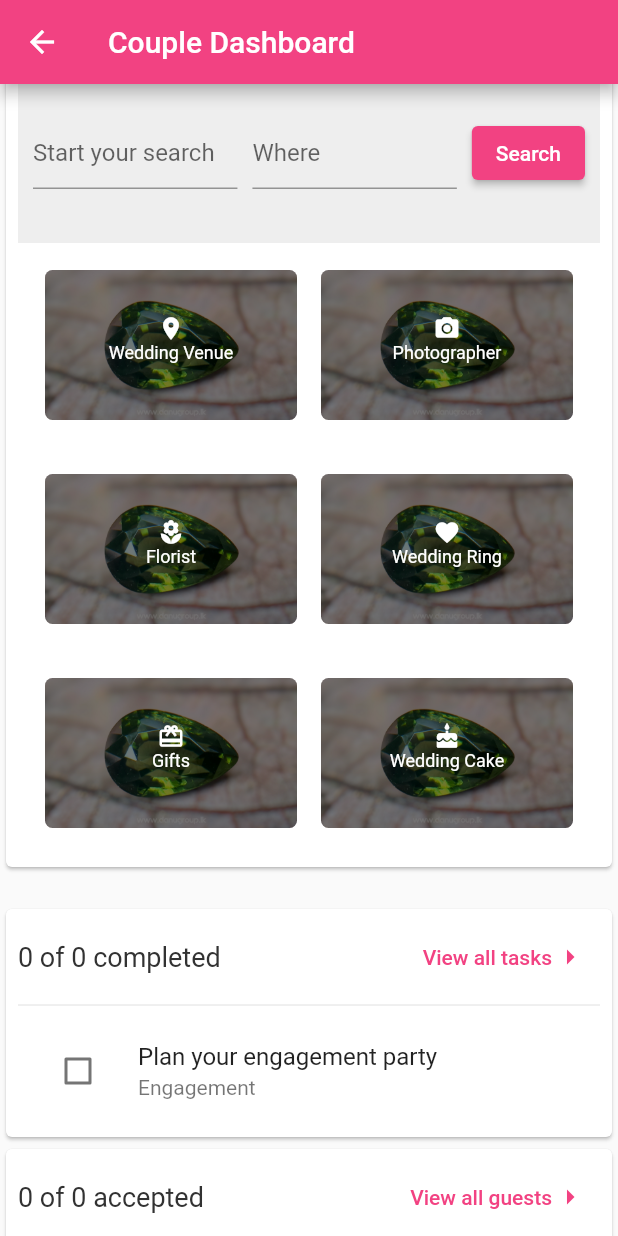
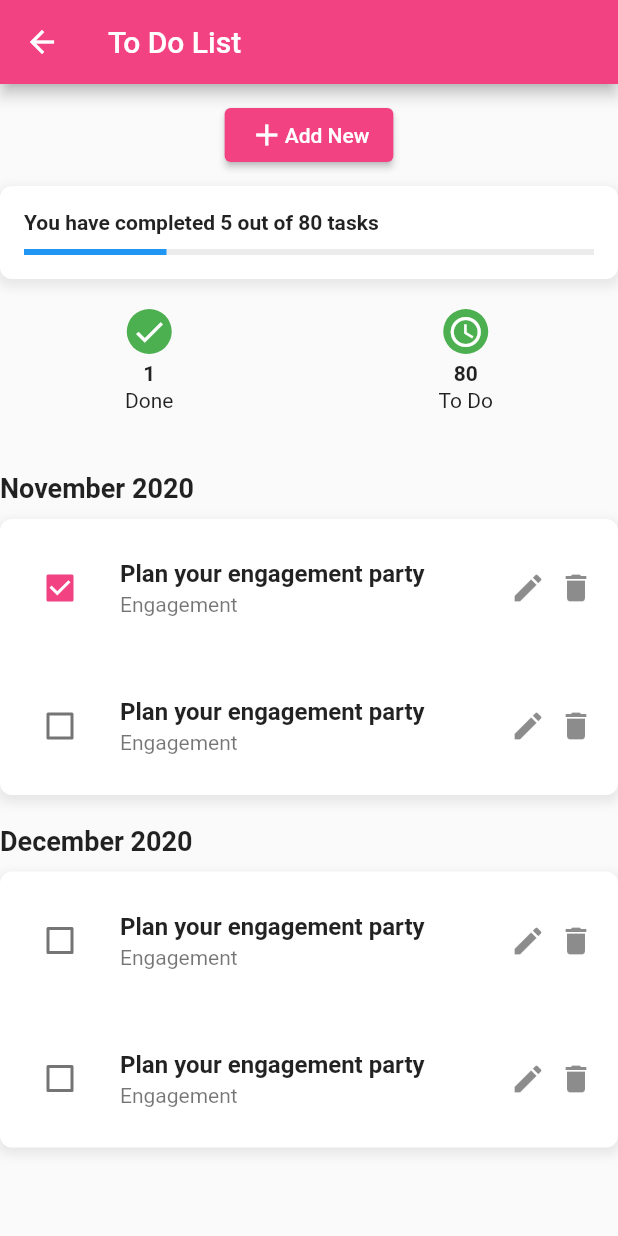
Before and after one commit to isurucentronixx/viwahaLk-mobile, a Flutter app: the CoupleDashboard screen opened by its route, scrolled down 576 dp, after a tap on "View all tasks", on a phone screen of 412 x 824 dp. Run offline on Flutter 3.47's test engine with Material 2 defaults, Android fonts, the phone set to English and light mode, and no system bars; our stand-ins replace auto_route, carousel_slider, dio, dropdown_search, flutter_rating_bar, flutter_riverpod and 6 more; missing offline and left inert: awesome_select, flutter_facebook_auth; accounts and stored records are empty; network calls fail.

Commit message:
checklist

```diff
--- /dev/null
+++ b/lib/models/dashboard/todo/todowidgets.dart
@@ -0,0 +1,149 @@
+import 'package:flutter/material.dart';
+
+class TodoDoneWidget extends StatelessWidget {
+  final IconData iconData;
+  final int count;
+  final String label;
+
+  const TodoDoneWidget({
+    super.key,
+    required this.iconData,
+    required this.count,
+    required this.label,
+  });
+
+  @override
+  Widget build(BuildContext context) {
+    return Column(
+      children: [
+        Container(
+          width: 30.0,
+          height: 30.0,
+          decoration: const BoxDecoration(
+            shape: BoxShape.circle,
+            color: Colors.green,
+          ),
+          child: Icon(
+            iconData,
+            color: Colors.white,
+          ),
+        ),
+        const SizedBox(height: 5.0),
+        Text(
+          count.toString(),
+          style: const TextStyle(
+            fontWeight: FontWeight.bold,
+          ),
+        ),
+        const SizedBox(height: 2.0),
+        Text(label),
+      ],
+    );
+  }
+}
+
+class TodoItem {
+  final String task;
+  final String category;
+  final String date;
+  final String status;
+
+  TodoItem({
+    required this.task,
+    required this.category,
+    required this.date,
+    required this.status,
+  });
+}
+
+class TodoListWidget extends StatelessWidget {
+  final String month;
+  final String year;
+  final List<TodoItem> todoItems;
+
+  const TodoListWidget({
+    super.key,
+    required this.month,
+    required this.year,
+    required this.todoItems,
+  });
+
+  @override
+  Widget build(BuildContext context) {
+    return Column(
+      children: [
+        Padding(
+          padding: const EdgeInsets.only(top: 20.0, bottom: 10.0),
+          child: Row(
+            children: [
+              Text(
+                '$month $year',
+                style: const TextStyle(
+                  fontSize: 18.0,
+                  fontWeight: FontWeight.bold,
+                ),
+              ),
+            ],
+          ),
+        ),
+        Container(
+          decoration: BoxDecoration(
+            color: Colors.white,
+            borderRadius: BorderRadius.circular(8.0),
+            boxShadow: [
+              BoxShadow(
+                color: Colors.grey.withOpacity(0.2),
+                spreadRadius: 2,
+                blurRadius: 5,
+                offset: const Offset(0, 3),
+              ),
+            ],
+          ),
+          child: ListView.builder(
+            shrinkWrap: true,
+            physics: const NeverScrollableScrollPhysics(),
+            itemCount: todoItems.length,
+            itemBuilder: (context, index) {
+              TodoItem item = todoItems[index];
+              return ListTile(
+                contentPadding: const EdgeInsets.symmetric(
+                    horizontal: 16.0, vertical: 10.0),
+                leading: Checkbox(
+                  value: item.status == 'Done',
+                  onChanged: (value) {
+                    // Handle checkbox value change
+                  },
+                ),
+                title: Text(
+                  item.task,
+                  style: const TextStyle(
+                    fontWeight: FontWeight.bold,
+                  ),
+                ),
+                subtitle: Text(item.category),
+                trailing: Row(
+                  mainAxisSize: MainAxisSize.min,
+                  children: [
+                    GestureDetector(
+                      onTap: () {
+                        // Edit action
+                      },
+                      child: const Icon(Icons.edit),
+                    ),
+                    const SizedBox(width: 8.0),
+                    GestureDetector(
+                      onTap: () {
+                        // Delete action
+                      },
+                      child: const Icon(Icons.delete),
+                    ),
+                  ],
+                ),
+              );
+            },
+          ),
+        ),
+      ],
+    );
+  }
+}
--- a/lib/models/menu_item.dart
+++ b/lib/models/menu_item.dart
@@ -63,6 +63,14 @@ class _DrawerMenuState extends State<DrawerMenu> {
                     AutoRouter.of(context).push(const CoupleDashboardRoute());
                   },
                 ),
+                ListTile(
+                  leading: const Icon(Icons.dashboard),
+                  title: const Text('Checklist'),
+                  onTap: () async {
+                    AutoRouter.of(context)
+                        .push(const CoupleDashboardToDoRoute());
+                  },
+                ),
                 const Divider(),
                 ListTile(
                   leading: const Icon(Icons.login),
--- a/lib/routes/router.dart
+++ b/lib/routes/router.dart
@@ -25,5 +25,8 @@ class AppRouter extends $AppRouter {
         // AutoRoute(page: FacebookLogin.page, path: "/facebookLogin"),
         AutoRoute(
             page: CoupleDashboardRoute.page, path: "/CoupleDashboardPage"),
+        AutoRoute(
+            page: CoupleDashboardToDoRoute.page,
+            path: "/CoupleDashboardToDoPage"),
       ];
 }
--- /dev/null
+++ b/lib/screens/dashboard/checklist.dart
@@ -0,0 +1,25 @@
+import 'package:flutter/material.dart';
+import 'package:viwaha_lk/screens/dashboard/checklist_view.dart';
+
+// Previously created views
+
+class CoupleDashboardToDoList extends StatelessWidget {
+  const CoupleDashboardToDoList({super.key});
+
+  @override
+  Widget build(BuildContext context) {
+    return Scaffold(
+      appBar: AppBar(
+        title: const Text('To Do List'),
+      ),
+      body: const SingleChildScrollView(
+        child: Column(
+          crossAxisAlignment: CrossAxisAlignment.stretch,
+          children: [
+            ToDoList(),
+          ],
+        ),
+      ),
+    );
+  }
+}
--- /dev/null
+++ b/lib/screens/dashboard/checklist_view.dart
@@ -0,0 +1,160 @@
+import 'package:flutter/material.dart';
+
+import '../../models/dashboard/todo/todowidgets.dart';
+
+class ToDoList extends StatelessWidget {
+  const ToDoList({super.key});
+
+  @override
+  Widget build(BuildContext context) {
+    return Column(
+      children: [
+        Container(
+          margin: const EdgeInsets.only(bottom: 20.0),
+          child: Column(
+            crossAxisAlignment: CrossAxisAlignment.stretch,
+            children: [
+              // Padding(
+              //   padding: const EdgeInsets.symmetric(vertical: 10.0),
+              //   child: Row(
+              //     mainAxisAlignment: MainAxisAlignment.spaceBetween,
+              //     children: [
+              //       const Text(
+              //         'My To Do List',
+              //         style: TextStyle(
+              //           fontSize: 24.0,
+              //           fontWeight: FontWeight.bold,
+              //         ),
+              //       ),
+              //       ElevatedButton(
+              //         onPressed: () {
+              //           // Add New To Do action
+              //         },
+              //         child: const Row(
+              //           children: [
+              //             Icon(Icons.add),
+              //             SizedBox(width: 5.0),
+              //             Text('Add New'),
+              //           ],
+              //         ),
+              //       ),
+              //     ],
+              //   ),
+              Padding(
+                padding: const EdgeInsets.symmetric(vertical: 10.0),
+                child: Row(
+                  mainAxisAlignment: MainAxisAlignment.center,
+                  children: [
+                    ElevatedButton(
+                      onPressed: () {
+                        // Add New To Do action
+                      },
+                      child: const Row(
+                        children: [
+                          Icon(Icons.add),
+                          // SizedBox(width: 5.0),
+                          Text('Add New'),
+                        ],
+                      ),
+                    ),
+                  ],
+                ),
+              ),
+              Container(
+                decoration: BoxDecoration(
+                  color: Colors.white,
+                  borderRadius: BorderRadius.circular(8.0),
+                  boxShadow: [
+                    BoxShadow(
+                      color: Colors.grey.withOpacity(0.2),
+                      spreadRadius: 2,
+                      blurRadius: 5,
+                      offset: const Offset(0, 3),
+                    ),
+                  ],
+                ),
+                padding: const EdgeInsets.all(16.0),
+                child: Column(
+                  children: [
+                    const Row(
+                      children: [
+                        Expanded(
+                          child: Text(
+                            'You have completed 5 out of 80 tasks',
+                            style: TextStyle(
+                              fontWeight: FontWeight.bold,
+                            ),
+                          ),
+                        ),
+                      ],
+                    ),
+                    const SizedBox(height: 10.0),
+                    LinearProgressIndicator(
+                      value: 0.25, // Update the progress value as needed
+                      valueColor:
+                          const AlwaysStoppedAnimation<Color>(Colors.blue),
+                      backgroundColor: Colors.grey.withOpacity(0.2),
+                    ),
+                  ],
+                ),
+              ),
+              const SizedBox(height: 20.0),
+              const Row(
+                mainAxisAlignment: MainAxisAlignment.spaceEvenly,
+                children: [
+                  TodoDoneWidget(
+                    iconData: Icons.check,
+                    count: 1,
+                    label: 'Done',
+                  ),
+                  SizedBox(width: 10.0),
+                  TodoDoneWidget(
+                    iconData: Icons.access_time,
+                    count: 80,
+                    label: 'To Do',
+                  ),
+                ],
+              ),
+            ],
+          ),
+        ),
+        TodoListWidget(
+          month: 'November',
+          year: '2020',
+          todoItems: [
+            TodoItem(
+              task: 'Plan your engagement party',
+              category: 'Engagement',
+              date: 'September 18, 2020',
+              status: 'Done',
+            ),
+            TodoItem(
+              task: 'Plan your engagement party',
+              category: 'Engagement',
+              date: 'September 18, 2020',
+              status: 'Awaiting for Approval',
+            ),
+          ],
+        ),
+        TodoListWidget(
+          month: 'December',
+          year: '2020',
+          todoItems: [
+            TodoItem(
+              task: 'Plan your engagement party',
+              category: 'Engagement',
+              date: 'September 18, 2020',
+              status: 'Awaiting for Approval',
+            ),
+            TodoItem(
+              task: 'Plan your engagement party',
+              category: 'Engagement',
+              date: 'September 18, 2020',
+              status: 'Awaiting for Approval',
+            ),
+          ],
+        ),
+      ],
+    );
+  }
+}
--- a/lib/screens/dashboard/dashboard.dart
+++ b/lib/screens/dashboard/dashboard.dart
@@ -1,4 +1,6 @@
+import 'package:auto_route/auto_route.dart';
 import 'package:flutter/material.dart';
+import 'package:viwaha_lk/routes/router.gr.dart';
 
 import '../../gen/assets.gen.dart';
 
@@ -239,6 +241,8 @@ class CheckListSection extends StatelessWidget {
                 TextButton(
                   onPressed: () {
                     // Handle View All Vendors button pressed
+                    AutoRouter.of(context)
+                        .push(const CoupleDashboardToDoRoute());
                   },
                   child: const Row(
                     children: [
```
Also changed, not shown: lib/routes/router.gr.dart.
